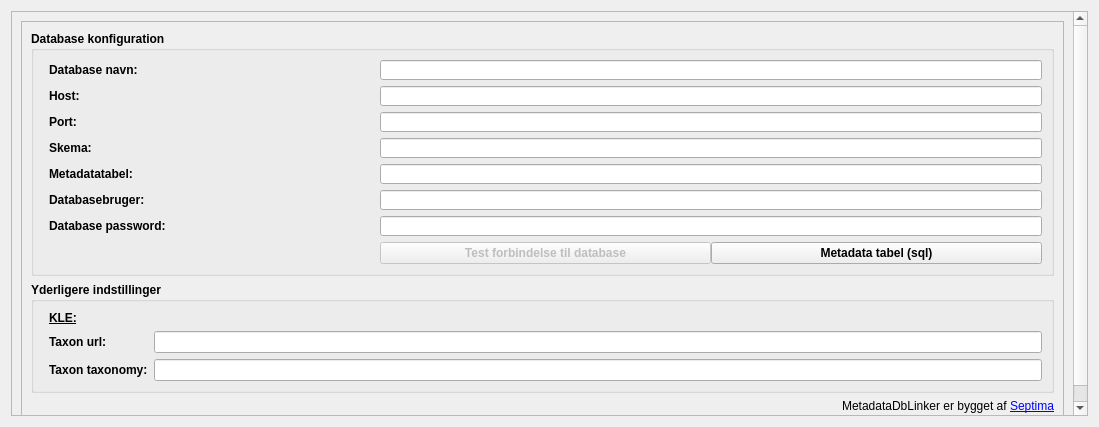
Before: the Qt Designer form src/MetadataDbLinker/config/settings.ui in Septima/qgis-metadatafunctionality, drawn with Qt 5.
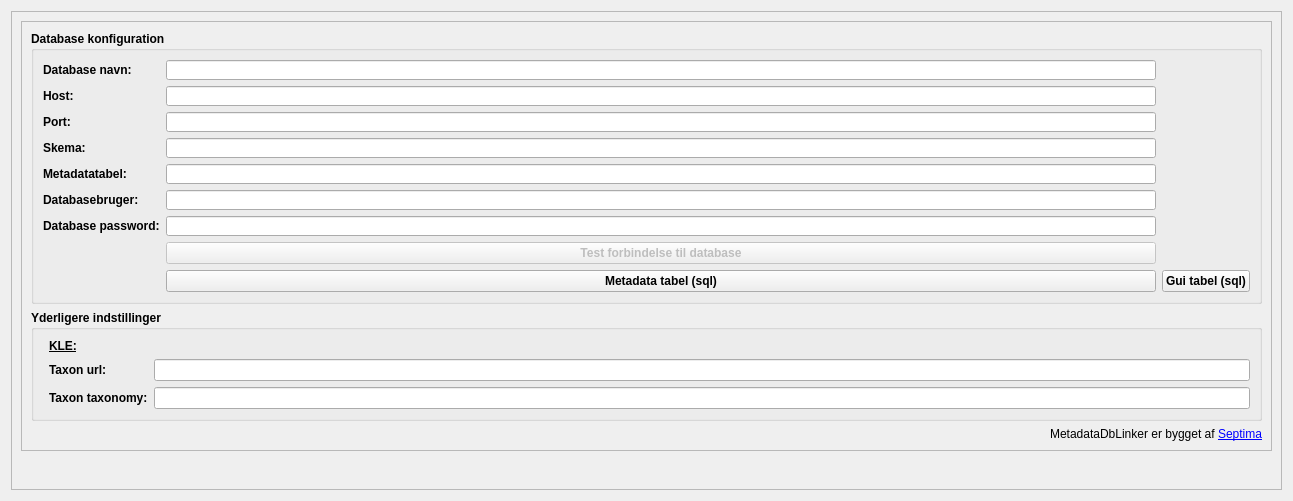
After: the same form once the commit is applied.

Commit message: ad4 gui_tabel definition

Diff of the .ui file:
```diff
--- a/src/MetadataDbLinker/config/settings.ui
+++ b/src/MetadataDbLinker/config/settings.ui
@@ -6,8 +6,8 @@
    <rect>
     <x>0</x>
     <y>0</y>
-    <width>1099</width>
-    <height>427</height>
+    <width>1293</width>
+    <height>501</height>
    </rect>
   </property>
   <property name="windowTitle">
@@ -24,8 +24,8 @@
        <rect>
         <x>0</x>
         <y>0</y>
-        <width>1079</width>
-        <height>403</height>
+        <width>1273</width>
+        <height>430</height>
        </rect>
       </property>
       <property name="sizePolicy">
@@ -46,8 +46,98 @@
          <property name="frameShadow">
           <enum>QFrame::Raised</enum>
          </property>
-         <layout class="QVBoxLayout" name="verticalLayout">
+         <layout class="QGridLayout" name="gridLayout_5">
+          <item row="2" column="0">
+           <widget class="QLabel" name="copyrightLabel">
+            <property name="sizePolicy">
+             <sizepolicy hsizetype="Preferred" vsizetype="Fixed">
+              <horstretch>0</horstretch>
+              <verstretch>0</verstretch>
+             </sizepolicy>
+            </property>
+            <property name="text">
+             <string>&lt;html&gt;&lt;head/&gt;&lt;body&gt;&lt;p&gt;MetadataDbLinker er bygget af &lt;a href=&quot;https://septima.dk&quot;&gt;&lt;span style=&quot; text-decoration: underline; color:#0000ff;&quot;&gt;Septima&lt;/span&gt;&lt;/a&gt;&lt;/p&gt;&lt;/body&gt;&lt;/html&gt;</string>
+            </property>
+            <property name="alignment">
+             <set>Qt::AlignRight|Qt::AlignTrailing|Qt::AlignVCenter</set>
+            </property>
+            <property name="openExternalLinks">
+             <bool>true</bool>
+            </property>
+           </widget>
+          </item>
+          <item row="1" column="0">
+           <widget class="QGroupBox" name="groupBox">
+            <property name="sizePolicy">
+             <sizepolicy hsizetype="Preferred" vsizetype="Fixed">
+              <horstretch>0</horstretch>
+              <verstretch>0</verstretch>
+             </sizepolicy>
+            </property>
+            <property name="font">
+             <font>
+              <weight>75</weight>
+              <bold>true</bold>
+             </font>
+            </property>
+            <property name="title">
+             <string>Yderligere indstillinger</string>
+            </property>
+            <layout class="QVBoxLayout" name="verticalLayout_3">
+             <property name="leftMargin">
+              <number>15</number>
+             </property>
           <item>
+              <layout class="QGridLayout" name="gridLayout_2">
+               <property name="leftMargin">
+                <number>0</number>
+               </property>
+               <item row="0" column="0">
+                <widget class="QLabel" name="kle_label">
+                 <property name="font">
+                  <font>
+                   <underline>true</underline>
+                  </font>
+                 </property>
+                 <property name="text">
+                  <string>KLE:</string>
+                 </property>
+                </widget>
+               </item>
+               <item row="1" column="0">
+                <widget class="QLabel" name="label">
+                 <property name="text">
+                  <string>Taxon url:</string>
+                 </property>
+                </widget>
+               </item>
+               <item row="1" column="1">
+                <widget class="QLineEdit" name="taxonUrl">
+                 <property name="toolTip">
+                  <string extracomment="Enter the url to taxon to use for KLE"/>
+                 </property>
+                </widget>
+               </item>
+               <item row="2" column="0">
+                <widget class="QLabel" name="label_2">
+                 <property name="text">
+                  <string>Taxon taxonomy:</string>
+                 </property>
+                </widget>
+               </item>
+               <item row="2" column="1">
+                <widget class="QLineEdit" name="taxonTaxonomy">
+                 <property name="toolTip">
+                  <string extracomment="Enter the taxonomy to use for KLE"/>
+                 </property>
+                </widget>
+               </item>
+              </layout>
+             </item>
+            </layout>
+           </widget>
+          </item>
+          <item row="0" column="0">
            <widget class="QGroupBox" name="groupBox_2">
             <property name="sizePolicy">
              <sizepolicy hsizetype="Preferred" vsizetype="Fixed">
@@ -64,31 +154,47 @@
             <property name="title">
              <string>Database konfiguration</string>
             </property>
-            <layout class="QVBoxLayout" name="verticalLayout_2">
-             <property name="spacing">
-              <number>6</number>
-             </property>
-             <property name="leftMargin">
-              <number>15</number>
-             </property>
-             <property name="topMargin">
-              <number>9</number>
-             </property>
-             <property name="rightMargin">
-              <number>9</number>
-             </property>
-             <item>
               <layout class="QGridLayout" name="gridLayout">
-               <property name="leftMargin">
-                <number>0</number>
+             <item row="2" column="1">
+              <widget class="QLineEdit" name="host">
+               <property name="sizePolicy">
+                <sizepolicy hsizetype="Expanding" vsizetype="Expanding">
+                 <horstretch>0</horstretch>
+                 <verstretch>0</verstretch>
+                </sizepolicy>
                </property>
-               <property name="horizontalSpacing">
-                <number>0</number>
+               <property name="maximumSize">
+                <size>
+                 <width>16777215</width>
+                 <height>20</height>
+                </size>
                </property>
-               <property name="verticalSpacing">
-                <number>6</number>
+               <property name="toolTip">
+                <string extracomment="Enter the host name of the database with metadata"/>
                </property>
-               <item row="0" column="0">
+              </widget>
+             </item>
+             <item row="3" column="0">
+              <widget class="QLabel" name="port_label">
+               <property name="toolTip">
+                <string extracomment="Enter the port of the database with metadata"/>
+               </property>
+               <property name="text">
+                <string>Port:</string>
+               </property>
+              </widget>
+             </item>
+             <item row="6" column="0">
+              <widget class="QLabel" name="databaseuser_label">
+               <property name="toolTip">
+                <string extracomment="Enter the database user of the database with metadata"/>
+               </property>
+               <property name="text">
+                <string>Databasebruger:</string>
+               </property>
+              </widget>
+             </item>
+             <item row="1" column="0">
                 <widget class="QLabel" name="database_label">
                  <property name="toolTip">
                   <string extracomment="Enter the name of the database where metadatatable is stored"/>
@@ -98,7 +204,7 @@
                  </property>
                 </widget>
                </item>
-               <item row="0" column="1" colspan="2">
+             <item row="1" column="1">
                 <widget class="QLineEdit" name="database">
                  <property name="sizePolicy">
                   <sizepolicy hsizetype="Expanding" vsizetype="Expanding">
@@ -120,7 +226,17 @@
                  </property>
                 </widget>
                </item>
-               <item row="1" column="0">
+             <item row="7" column="0">
+              <widget class="QLabel" name="databasepw_label">
+               <property name="toolTip">
+                <string extracomment="Enter the password of database user to the database with metadata"/>
+               </property>
+               <property name="text">
+                <string>Database password:</string>
+               </property>
+              </widget>
+             </item>
+             <item row="2" column="0">
                 <widget class="QLabel" name="host_label">
                  <property name="toolTip">
                   <string extracomment="Enter the host name of the database with metadata"/>
@@ -130,26 +246,7 @@
                  </property>
                 </widget>
                </item>
-               <item row="1" column="1" colspan="2">
-                <widget class="QLineEdit" name="host">
-                 <property name="sizePolicy">
-                  <sizepolicy hsizetype="Expanding" vsizetype="Expanding">
-                   <horstretch>0</horstretch>
-                   <verstretch>0</verstretch>
-                  </sizepolicy>
-                 </property>
-                 <property name="maximumSize">
-                  <size>
-                   <width>16777215</width>
-                   <height>20</height>
-                  </size>
-                 </property>
-                 <property name="toolTip">
-                  <string extracomment="Enter the host name of the database with metadata"/>
-                 </property>
-                </widget>
-               </item>
-               <item row="2" column="1" colspan="2">
+             <item row="3" column="1">
                 <widget class="QLineEdit" name="port">
                  <property name="sizePolicy">
                   <sizepolicy hsizetype="Expanding" vsizetype="Expanding">
@@ -168,17 +265,7 @@
                  </property>
                 </widget>
                </item>
-               <item row="2" column="0">
-                <widget class="QLabel" name="port_label">
-                 <property name="toolTip">
-                  <string extracomment="Enter the port of the database with metadata"/>
-                 </property>
-                 <property name="text">
-                  <string>Port:</string>
-                 </property>
-                </widget>
-               </item>
-               <item row="3" column="1" colspan="2">
+             <item row="4" column="1">
                 <widget class="QLineEdit" name="schema">
                  <property name="sizePolicy">
                   <sizepolicy hsizetype="Expanding" vsizetype="Expanding">
@@ -197,7 +284,7 @@
                  </property>
                 </widget>
                </item>
-               <item row="4" column="0">
+             <item row="5" column="0">
                 <widget class="QLabel" name="table_label">
                  <property name="toolTip">
                   <string extracomment="Enter the table name of the table with metadata"/>
@@ -207,7 +294,26 @@
                  </property>
                 </widget>
                </item>
-               <item row="3" column="0">
+             <item row="5" column="1">
+              <widget class="QLineEdit" name="sourcetable">
+               <property name="sizePolicy">
+                <sizepolicy hsizetype="Expanding" vsizetype="Expanding">
+                 <horstretch>0</horstretch>
+                 <verstretch>0</verstretch>
+                </sizepolicy>
+               </property>
+               <property name="maximumSize">
+                <size>
+                 <width>16777215</width>
+                 <height>20</height>
+                </size>
+               </property>
+               <property name="toolTip">
+                <string extracomment="Enter the table name of the table with metadata"/>
+               </property>
+              </widget>
+             </item>
+             <item row="4" column="0">
                 <widget class="QLabel" name="schema_label">
                  <property name="toolTip">
                   <string extracomment="Enter the schema of the metadata table"/>
@@ -217,17 +323,7 @@
                  </property>
                 </widget>
                </item>
-               <item row="5" column="0">
-                <widget class="QLabel" name="databaseuser_label">
-                 <property name="toolTip">
-                  <string extracomment="Enter the database user of the database with metadata"/>
-                 </property>
-                 <property name="text">
-                  <string>Databasebruger:</string>
-                 </property>
-                </widget>
-               </item>
-               <item row="5" column="1" colspan="2">
+             <item row="6" column="1">
                 <widget class="QLineEdit" name="username">
                  <property name="sizePolicy">
                   <sizepolicy hsizetype="Expanding" vsizetype="Expanding">
@@ -246,17 +342,33 @@
                  </property>
                 </widget>
                </item>
-               <item row="6" column="0">
-                <widget class="QLabel" name="databasepw_label">
+             <item row="9" column="2">
+              <widget class="QPushButton" name="databaseGuiDefinitionButton">
+               <property name="enabled">
+                <bool>true</bool>
+               </property>
                  <property name="toolTip">
                   <string extracomment="Enter the password of database user to the database with metadata"/>
                  </property>
                  <property name="text">
-                  <string>Database password:</string>
+                <string>Gui tabel (sql)</string>
                  </property>
                 </widget>
                </item>
-               <item row="6" column="1" colspan="2">
+             <item row="9" column="1">
+              <widget class="QPushButton" name="databaseDefinitionButton">
+               <property name="enabled">
+                <bool>true</bool>
+               </property>
+               <property name="toolTip">
+                <string>Only required the first time you use the plugin</string>
+               </property>
+               <property name="text">
+                <string>Metadata tabel (sql)</string>
+               </property>
+              </widget>
+             </item>
+             <item row="7" column="1">
                 <widget class="QLineEdit" name="password">
                  <property name="sizePolicy">
                   <sizepolicy hsizetype="Expanding" vsizetype="Expanding">
@@ -278,7 +390,7 @@
                  </property>
                 </widget>
                </item>
-               <item row="7" column="1">
+             <item row="8" column="1">
                 <widget class="QPushButton" name="testConnectionButton">
                  <property name="enabled">
                   <bool>false</bool>
@@ -291,131 +403,7 @@
                  </property>
                 </widget>
                </item>
-               <item row="7" column="2">
-                <widget class="QPushButton" name="databaseDefinitionButton">
-                 <property name="enabled">
-                  <bool>true</bool>
-                 </property>
-                 <property name="toolTip">
-                  <string>Only required the first time you use the plugin</string>
-                 </property>
-                 <property name="text">
-                  <string>Metadata tabel (sql)</string>
-                 </property>
-                </widget>
-               </item>
-               <item row="4" column="1" colspan="2">
-                <widget class="QLineEdit" name="sourcetable">
-                 <property name="sizePolicy">
-                  <sizepolicy hsizetype="Expanding" vsizetype="Expanding">
-                   <horstretch>0</horstretch>
-                   <verstretch>0</verstretch>
-                  </sizepolicy>
-                 </property>
-                 <property name="maximumSize">
-                  <size>
-                   <width>16777215</width>
-                   <height>20</height>
-                  </size>
-                 </property>
-                 <property name="toolTip">
-                  <string extracomment="Enter the table name of the table with metadata"/>
-                 </property>
-                </widget>
-               </item>
-              </layout>
-             </item>
-            </layout>
-           </widget>
-          </item>
-          <item>
-           <widget class="QGroupBox" name="groupBox">
-            <property name="sizePolicy">
-             <sizepolicy hsizetype="Preferred" vsizetype="Fixed">
-              <horstretch>0</horstretch>
-              <verstretch>0</verstretch>
-             </sizepolicy>
-            </property>
-            <property name="font">
-             <font>
-              <weight>75</weight>
-              <bold>true</bold>
-             </font>
-            </property>
-            <property name="title">
-             <string>Yderligere indstillinger</string>
-            </property>
-            <layout class="QVBoxLayout" name="verticalLayout_3">
-             <property name="leftMargin">
-              <number>15</number>
-             </property>
-             <item>
-              <layout class="QGridLayout" name="gridLayout_2">
-               <property name="leftMargin">
-                <number>0</number>
-               </property>
-               <item row="0" column="0">
-                <widget class="QLabel" name="kle_label">
-                 <property name="font">
-                  <font>
-                   <underline>true</underline>
-                  </font>
-                 </property>
-                 <property name="text">
-                  <string>KLE:</string>
-                 </property>
-                </widget>
-               </item>
-               <item row="1" column="0">
-                <widget class="QLabel" name="label">
-                 <property name="text">
-                  <string>Taxon url:</string>
-                 </property>
-                </widget>
-               </item>
-               <item row="1" column="1">
-                <widget class="QLineEdit" name="taxonUrl">
-                 <property name="toolTip">
-                  <string extracomment="Enter the url to taxon to use for KLE"/>
-                 </property>
-                </widget>
-               </item>
-               <item row="2" column="0">
-                <widget class="QLabel" name="label_2">
-                 <property name="text">
-                  <string>Taxon taxonomy:</string>
-                 </property>
-                </widget>
-               </item>
-               <item row="2" column="1">
-                <widget class="QLineEdit" name="taxonTaxonomy">
-                 <property name="toolTip">
-                  <string extracomment="Enter the taxonomy to use for KLE"/>
-                 </property>
-                </widget>
-               </item>
-              </layout>
-             </item>
-            </layout>
-           </widget>
-          </item>
-          <item>
-           <widget class="QLabel" name="copyrightLabel">
-            <property name="sizePolicy">
-             <sizepolicy hsizetype="Preferred" vsizetype="Fixed">
-              <horstretch>0</horstretch>
-              <verstretch>0</verstretch>
-             </sizepolicy>
-            </property>
-            <property name="text">
-             <string>&lt;html&gt;&lt;head/&gt;&lt;body&gt;&lt;p&gt;MetadataDbLinker er bygget af &lt;a href=&quot;https://septima.dk&quot;&gt;&lt;span style=&quot; text-decoration: underline; color:#0000ff;&quot;&gt;Septima&lt;/span&gt;&lt;/a&gt;&lt;/p&gt;&lt;/body&gt;&lt;/html&gt;</string>
-            </property>
-            <property name="alignment">
-             <set>Qt::AlignRight|Qt::AlignTrailing|Qt::AlignVCenter</set>
-            </property>
-            <property name="openExternalLinks">
-             <bool>true</bool>
-            </property>
+            </layout>
            </widget>
           </item>
          </layout>
```
Left out of the diff: 2 changed lines with no effect on the pictures. Lines whose indentation alone changed are shown as unchanged. The commit also changes 10 other files.
